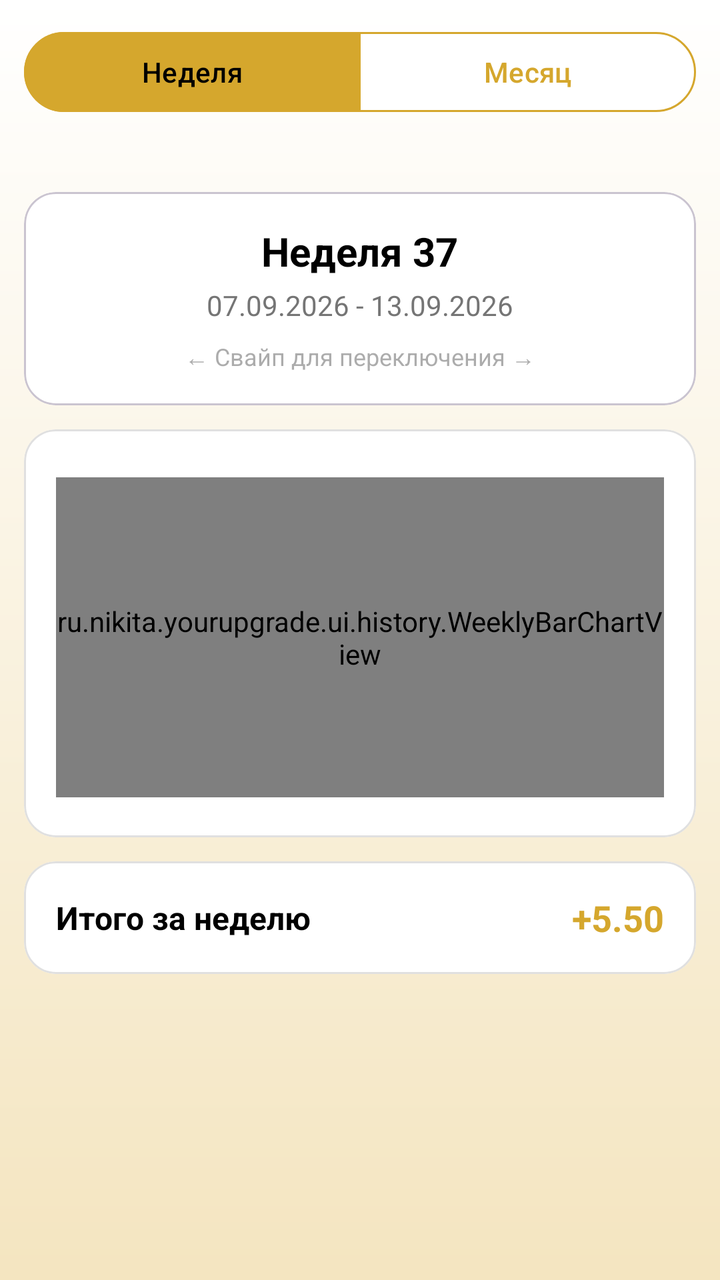
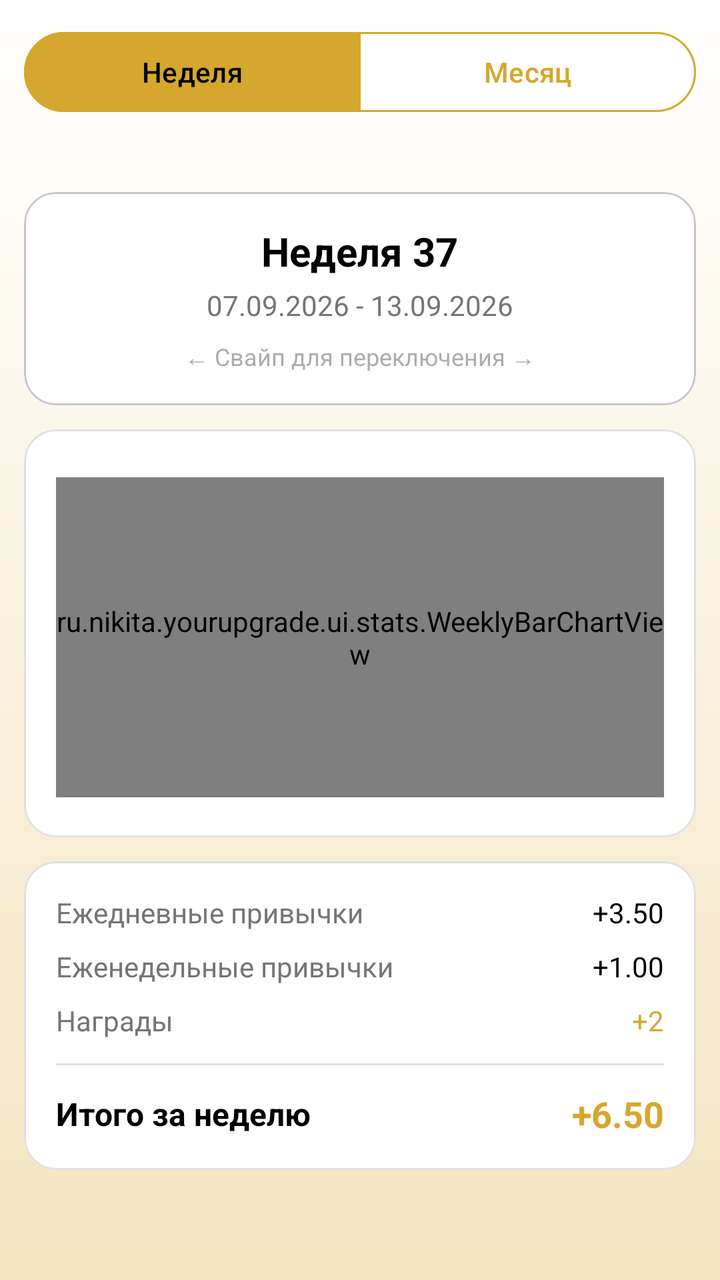

Compare the two renders of this Android layout. The source of the first and the diff that turns it into the second are given below.
<!-- AndroidManifest.xml: application theme Theme.YourUpgrade -->
<!-- res/layout/fragment_history.xml -->
<?xml version="1.0" encoding="utf-8"?>
<androidx.constraintlayout.widget.ConstraintLayout xmlns:android="http://schemas.android.com/apk/res/android"
    xmlns:app="http://schemas.android.com/apk/res-auto"
    xmlns:tools="http://schemas.android.com/tools"
    android:layout_width="match_parent"
    android:layout_height="match_parent">

    
    <com.google.android.material.button.MaterialButtonToggleGroup
        android:id="@+id/toggle_period"
        android:layout_width="match_parent"
        android:layout_height="wrap_content"
        android:layout_margin="12dp"
        app:checkedButton="@id/button_week"
        app:layout_constraintEnd_toEndOf="parent"
        app:layout_constraintStart_toStartOf="parent"
        app:layout_constraintTop_toTopOf="parent"
        app:selectionRequired="true"
        app:singleSelection="true">

        <com.google.android.material.button.MaterialButton
            android:id="@+id/button_week"
            style="?attr/materialButtonOutlinedStyle"
            android:layout_width="0dp"
            android:layout_height="wrap_content"
            android:layout_weight="1"
            android:text="Неделя"
            android:textColor="@color/toggle_button_text"
            app:backgroundTint="@color/toggle_button_bg"
            app:strokeColor="@color/main_gold" />

        <com.google.android.material.button.MaterialButton
            android:id="@+id/button_month"
            style="?attr/materialButtonOutlinedStyle"
            android:layout_width="0dp"
            android:layout_height="wrap_content"
            android:layout_weight="1"
            android:text="Месяц"
            android:textColor="@color/toggle_button_text"
            app:backgroundTint="@color/toggle_button_bg"
            app:strokeColor="@color/main_gold" />

    </com.google.android.material.button.MaterialButtonToggleGroup>

    <ScrollView
        android:layout_width="match_parent"
        android:layout_height="0dp"
        android:layout_marginTop="8dp"
        app:layout_constraintBottom_toBottomOf="parent"
        app:layout_constraintEnd_toEndOf="parent"
        app:layout_constraintStart_toStartOf="parent"
        app:layout_constraintTop_toBottomOf="@+id/toggle_period">

        <LinearLayout
            android:layout_width="match_parent"
            android:layout_height="wrap_content"
            android:layout_marginTop="8dp"
            android:orientation="vertical"
            android:padding="12dp">

            
            <com.google.android.material.card.MaterialCardView
                android:id="@+id/cardWeekHeader"
                android:layout_width="match_parent"
                android:layout_height="wrap_content"
                android:layout_marginTop="8dp"
                app:cardBackgroundColor="@android:color/white"
                app:cardCornerRadius="16dp"
                app:cardElevation="0dp"
                app:strokeWidth="1dp">

                <LinearLayout
                    android:layout_width="match_parent"
                    android:layout_height="wrap_content"
                    android:gravity="center"
                    android:orientation="vertical"
                    android:padding="16dp">

                    <TextView
                        android:id="@+id/tvWeekTitle"
                        android:layout_width="wrap_content"
                        android:layout_height="wrap_content"
                        android:text="Неделя 37"
                        android:textColor="@color/black"
                        android:textSize="20sp"
                        android:textStyle="bold" />

                    <TextView
                        android:id="@+id/tvWeekRange"
                        android:layout_width="wrap_content"
                        android:layout_height="wrap_content"
                        android:layout_marginTop="4dp"
                        android:text="07.09.2026 - 13.09.2026"
                        android:textColor="@color/text_secondary"
                        android:textSize="14sp" />

                    <TextView
                        android:layout_width="wrap_content"
                        android:layout_height="wrap_content"
                        android:layout_marginTop="8dp"
                        android:alpha="0.6"
                        android:text="← Свайп для переключения →"
                        android:textColor="@color/text_secondary"
                        android:textSize="12sp" />

                </LinearLayout>

            </com.google.android.material.card.MaterialCardView>

            
            <com.google.android.material.card.MaterialCardView
                android:layout_width="match_parent"
                android:layout_height="wrap_content"
                android:layout_marginTop="12dp"
                app:cardBackgroundColor="@android:color/white"
                app:cardCornerRadius="16dp"
                app:cardElevation="0dp"
                app:strokeColor="#E0E0E0"
                app:strokeWidth="1dp">

                <LinearLayout
                    android:layout_width="match_parent"
                    android:layout_height="wrap_content"
                    android:orientation="vertical"
                    android:padding="16dp">

                    
                    <LinearLayout
                        android:id="@+id/dayLabels"
                        android:layout_width="match_parent"
                        android:layout_height="wrap_content"
                        android:orientation="horizontal" />

                    
                    <FrameLayout
                        android:layout_width="match_parent"
                        android:layout_height="wrap_content"
                        android:layout_marginTop="8dp">

                        
                        <LinearLayout
                            android:id="@+id/chartContainer"
                            android:layout_width="match_parent"
                            android:layout_height="wrap_content"
                            android:orientation="vertical">

                            <ru.nikita.yourupgrade.ui.history.WeeklyBarChartView
                                android:id="@+id/barChart"
                                android:layout_width="match_parent"
                                android:layout_height="160dp" />

                            
                            <LinearLayout
                                android:id="@+id/numbersContainer"
                                android:layout_width="match_parent"
                                android:layout_height="wrap_content"
                                android:layout_marginTop="4dp"
                                android:orientation="horizontal" />

                        </LinearLayout>

                        
                        <TextView
                            android:id="@+id/tvNoData"
                            android:layout_width="match_parent"
                            android:layout_height="180dp"
                            android:gravity="center"
                            android:lineSpacingExtra="4dp"
                            android:text="На этой неделе пока нет данных\nНачните отмечать привычки 📝"
                            android:textColor="@color/text_secondary"
                            android:textSize="14sp"
                            android:visibility="gone" />

                    </FrameLayout>

                </LinearLayout>

            </com.google.android.material.card.MaterialCardView>

            
            <com.google.android.material.card.MaterialCardView
                android:layout_width="match_parent"
                android:layout_height="wrap_content"
                android:layout_marginTop="12dp"
                app:cardBackgroundColor="@android:color/white"
                app:cardCornerRadius="16dp"
                app:cardElevation="0dp"
                app:strokeColor="#E0E0E0"
                app:strokeWidth="1dp">

                <LinearLayout
                    android:layout_width="match_parent"
                    android:layout_height="wrap_content"
                    android:gravity="center_vertical"
                    android:orientation="horizontal"
                    android:padding="16dp">

                    <TextView
                        android:layout_width="0dp"
                        android:layout_height="wrap_content"
                        android:layout_weight="1"
                        android:text="Итого за неделю"
                        android:textColor="@color/black"
                        android:textSize="16sp"
                        android:textStyle="bold" />

                    <TextView
                        android:id="@+id/tvWeekTotal"
                        android:layout_width="wrap_content"
                        android:layout_height="wrap_content"
                        android:text="+5.50"
                        android:textColor="@color/main_gold"
                        android:textSize="18sp"
                        android:textStyle="bold" />

                </LinearLayout>

            </com.google.android.material.card.MaterialCardView>

            
            <com.google.android.material.card.MaterialCardView
                android:id="@+id/cardDayDetails"
                android:layout_width="match_parent"
                android:layout_height="wrap_content"
                android:layout_marginTop="12dp"
                android:visibility="gone"
                app:cardBackgroundColor="@android:color/white"
                app:cardCornerRadius="16dp"
                app:cardElevation="0dp"
                app:strokeColor="#E0E0E0"
                app:strokeWidth="1dp">

                <LinearLayout
                    android:layout_width="match_parent"
                    android:layout_height="wrap_content"
                    android:orientation="vertical"
                    android:padding="16dp">

                    <TextView
                        android:id="@+id/tvDayDetailsTitle"
                        android:layout_width="wrap_content"
                        android:layout_height="wrap_content"
                        android:text="Понедельник, 07.09"
                        android:textColor="@color/black"
                        android:textSize="16sp"
                        android:textStyle="bold" />

                    <View
                        android:layout_width="match_parent"
                        android:layout_height="1dp"
                        android:layout_marginVertical="12dp"
                        android:background="#E0E0E0" />

                    <LinearLayout
                        android:id="@+id/dayDetailsContainer"
                        android:layout_width="match_parent"
                        android:layout_height="wrap_content"
                        android:orientation="vertical" />

                </LinearLayout>

            </com.google.android.material.card.MaterialCardView>

        </LinearLayout>

    </ScrollView>

</androidx.constraintlayout.widget.ConstraintLayout>
<!-- resources referenced by this layout -->
<resources>
  <color name="black">#FF000000</color>
  <color name="main_gold">#D5A72D</color>
  <color name="text_secondary">#757575</color>
  <style name="Theme.YourUpgrade" parent="Base.Theme.YourUpgrade" />
  <style name="Base.Theme.YourUpgrade" parent="Theme.Material3.DayNight.NoActionBar">
          
          <item name="colorPrimary">#2E5A3C</item>
          <item name="colorPrimaryVariant">#1B3A26</item>
          <item name="colorOnPrimary">#FFFFFF</item>
  
          <item name="colorSecondary">#C9A84C</item>
          <item name="colorSecondaryVariant">#A68A3E</item>
          <item name="colorOnSecondary">#2D2D2D</item>
  
          
          <item name="android:windowBackground">@drawable/bg_app_gradient</item>
  
          
          <item name="cardBackgroundColor">#FFFFFF</item>
      </style>
  <!-- drawable bg_app_gradient (drawable) -->
  <?xml version="1.0" encoding="utf-8"?>
  <shape xmlns:android="http://schemas.android.com/apk/res/android">
      <gradient
          android:type="linear"
          android:angle="270"
          android:startColor="@color/bg_start_color"
          android:endColor="@color/bg_end_color" />
  </shape>
  <color name="bg_start_color">@color/white</color>
  <color name="bg_end_color">@color/light_yellow</color>
  <color name="white">#FFFFFFFF</color>
  <color name="light_yellow">#F4E5C0</color>
</resources>

<!-- the commit's change to res/layout/fragment_history.xml (unified diff, before → after) -->
@@ -144,7 +144,7 @@
                             android:layout_height="wrap_content"
                             android:orientation="vertical">
 
-                            <ru.nikita.yourupgrade.ui.history.WeeklyBarChartView
+                            <ru.nikita.yourupgrade.ui.stats.WeeklyBarChartView
                                 android:id="@+id/barChart"
                                 android:layout_width="match_parent"
                                 android:layout_height="160dp" />
@@ -191,27 +191,116 @@
                 <LinearLayout
                     android:layout_width="match_parent"
                     android:layout_height="wrap_content"
-                    android:gravity="center_vertical"
-                    android:orientation="horizontal"
+                    android:orientation="vertical"
                     android:padding="16dp">
 
-                    <TextView
-                        android:layout_width="0dp"
-                        android:layout_height="wrap_content"
-                        android:layout_weight="1"
-                        android:text="Итого за неделю"
-                        android:textColor="@color/black"
-                        android:textSize="16sp"
-                        android:textStyle="bold" />
-
-                    <TextView
-                        android:id="@+id/tvWeekTotal"
-                        android:layout_width="wrap_content"
-                        android:layout_height="wrap_content"
-                        android:text="+5.50"
-                        android:textColor="@color/main_gold"
-                        android:textSize="18sp"
-                        android:textStyle="bold" />
+                    
+                    <LinearLayout
+                        android:layout_width="match_parent"
+                        android:layout_height="wrap_content"
+                        android:orientation="horizontal">
+
+                        <TextView
+                            android:layout_width="0dp"
+                            android:layout_height="wrap_content"
+                            android:layout_weight="1"
+                            android:text="Ежедневные привычки"
+                            android:textColor="@color/text_secondary"
+                            android:textSize="14sp" />
+
+                        <TextView
+                            android:id="@+id/tvDailyPoints"
+                            android:layout_width="wrap_content"
+                            android:layout_height="wrap_content"
+                            android:text="+3.50"
+                            android:textColor="@color/text_primary"
+                            android:textSize="14sp" />
+
+                    </LinearLayout>
+
+                    
+                    <LinearLayout
+                        android:layout_width="match_parent"
+                        android:layout_height="wrap_content"
+                        android:layout_marginTop="8dp"
+                        android:orientation="horizontal">
+
+                        <TextView
+                            android:layout_width="0dp"
+                            android:layout_height="wrap_content"
+                            android:layout_weight="1"
+                            android:text="Еженедельные привычки"
+                            android:textColor="@color/text_secondary"
+                            android:textSize="14sp" />
+
+                        <TextView
+                            android:id="@+id/tvWeeklyPoints"
+                            android:layout_width="wrap_content"
+                            android:layout_height="wrap_content"
+                            android:text="+1.00"
+                            android:textColor="@color/text_primary"
+                            android:textSize="14sp" />
+
+                    </LinearLayout>
+
+                    
+                    <LinearLayout
+                        android:layout_width="match_parent"
+                        android:layout_height="wrap_content"
+                        android:layout_marginTop="8dp"
+                        android:orientation="horizontal">
+
+                        <TextView
+                            android:layout_width="0dp"
+                            android:layout_height="wrap_content"
+                            android:layout_weight="1"
+                            android:text="Награды"
+                            android:textColor="@color/text_secondary"
+                            android:textSize="14sp" />
+
+                        <TextView
+                            android:id="@+id/tvAchievementPoints"
+                            android:layout_width="wrap_content"
+                            android:layout_height="wrap_content"
+                            android:text="+2"
+                            android:textColor="@color/main_gold"
+                            android:textSize="14sp" />
+
+                    </LinearLayout>
+
+                    
+                    <View
+                        android:layout_width="match_parent"
+                        android:layout_height="1dp"
+                        android:layout_marginVertical="12dp"
+                        android:background="#E0E0E0" />
+
+                    
+                    <LinearLayout
+                        android:layout_width="match_parent"
+                        android:layout_height="wrap_content"
+                        android:gravity="center_vertical"
+                        android:orientation="horizontal">
+
+                        <TextView
+                            android:layout_width="0dp"
+                            android:layout_height="wrap_content"
+                            android:layout_weight="1"
+                            android:text="Итого за неделю"
+                            android:textColor="@color/text_primary"
+                            android:textSize="16sp"
+                            android:textStyle="bold" />
+
+                        <TextView
+                            android:id="@+id/tvWeekTotal"
+                            android:layout_width="wrap_content"
+                            android:layout_height="wrap_content"
+                            android:text="+6.50"
+                            android:textColor="@color/main_gold"
+                            android:textSize="18sp"
+                            android:textStyle="bold" />
+
+                    </LinearLayout>
 
                 </LinearLayout>
 
<!-- resource entries referenced after the edit -->
@@ -2,6 +2,7 @@
 <resources>
   <color name="black">#FF000000</color>
   <color name="main_gold">#D5A72D</color>
+  <color name="text_primary">@color/black</color>
   <color name="text_secondary">#757575</color>
   <style name="Theme.YourUpgrade" parent="Base.Theme.YourUpgrade" />
   <style name="Base.Theme.YourUpgrade" parent="Theme.Material3.DayNight.NoActionBar">
